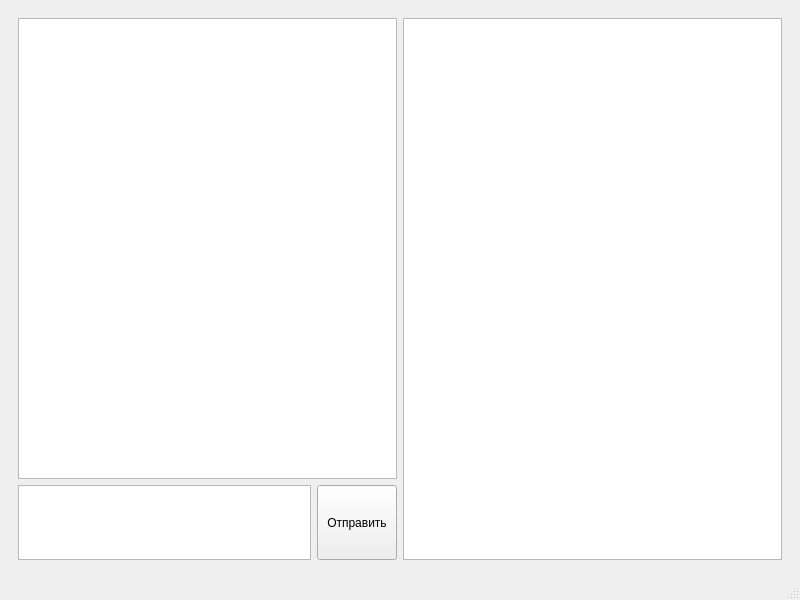
Qt form simchat/mainwindow.ui (DPOH357/sim) before a commit.
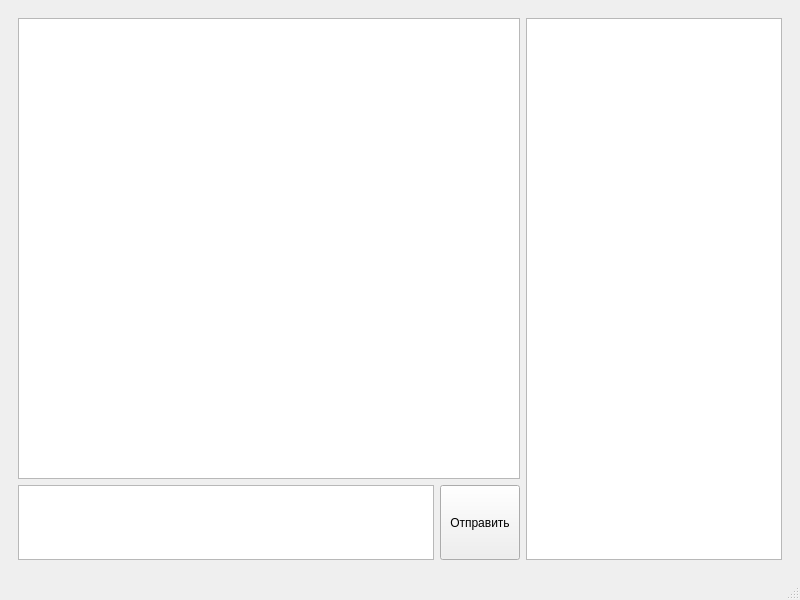
The same form after that commit.

Diff of the .ui file:
```diff
--- a/simchat/mainwindow.ui
+++ b/simchat/mainwindow.ui
@@ -120,15 +120,11 @@
        </layout>
       </widget>
       <widget class="QWidget" name="page_Dialog">
-       <layout class="QHBoxLayout" name="horizontalLayout_3" stretch="0,0">
+       <layout class="QHBoxLayout" name="horizontalLayout_3" stretch="1,0">
         <item>
          <layout class="QVBoxLayout" name="verticalLayout" stretch="0,0">
           <item>
-           <widget class="QTextEdit" name="textEditDialog">
-            <property name="readOnly">
-             <bool>true</bool>
-            </property>
-           </widget>
+           <widget class="QListView" name="listViewDialog"/>
           </item>
           <item>
            <layout class="QHBoxLayout" name="horizontalLayout">
@@ -173,7 +169,7 @@
          </layout>
         </item>
         <item>
-         <widget class="QListWidget" name="listWidgetUsers"/>
+         <widget class="QListView" name="listViewUsers"/>
         </item>
        </layout>
       </widget>
```
Left out of the diff: 3 changed lines with no effect on the pictures.
